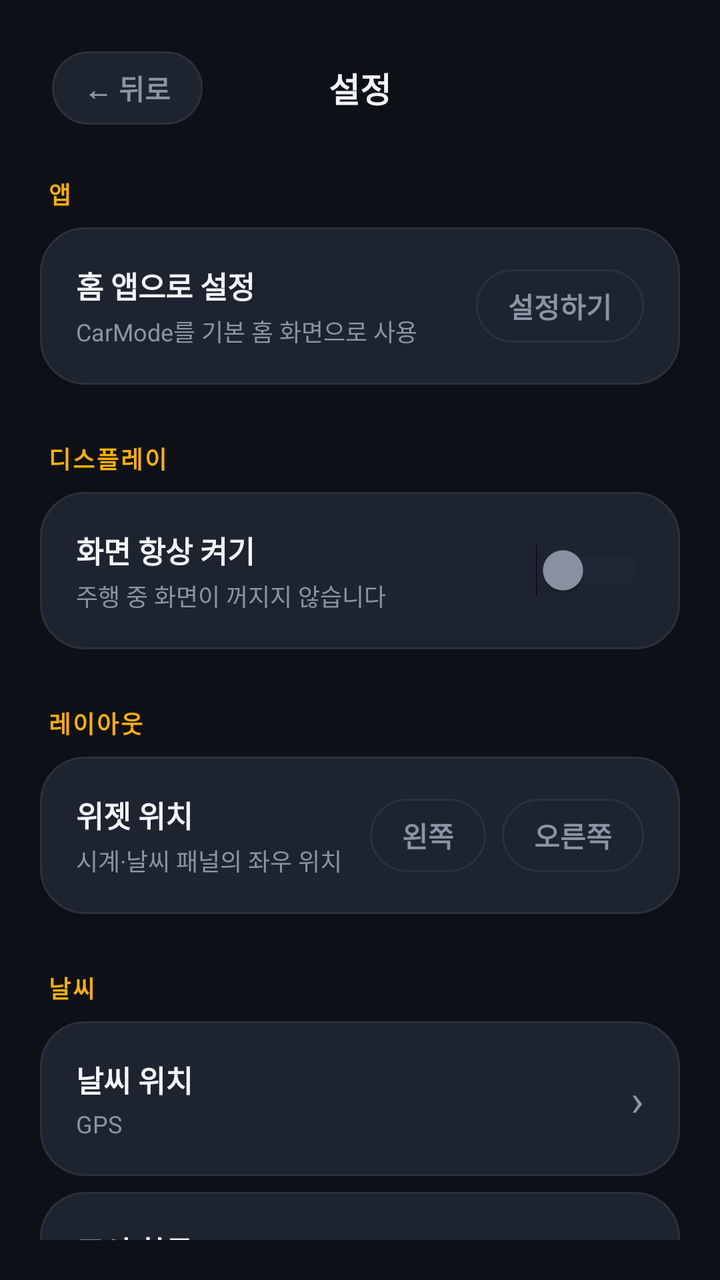
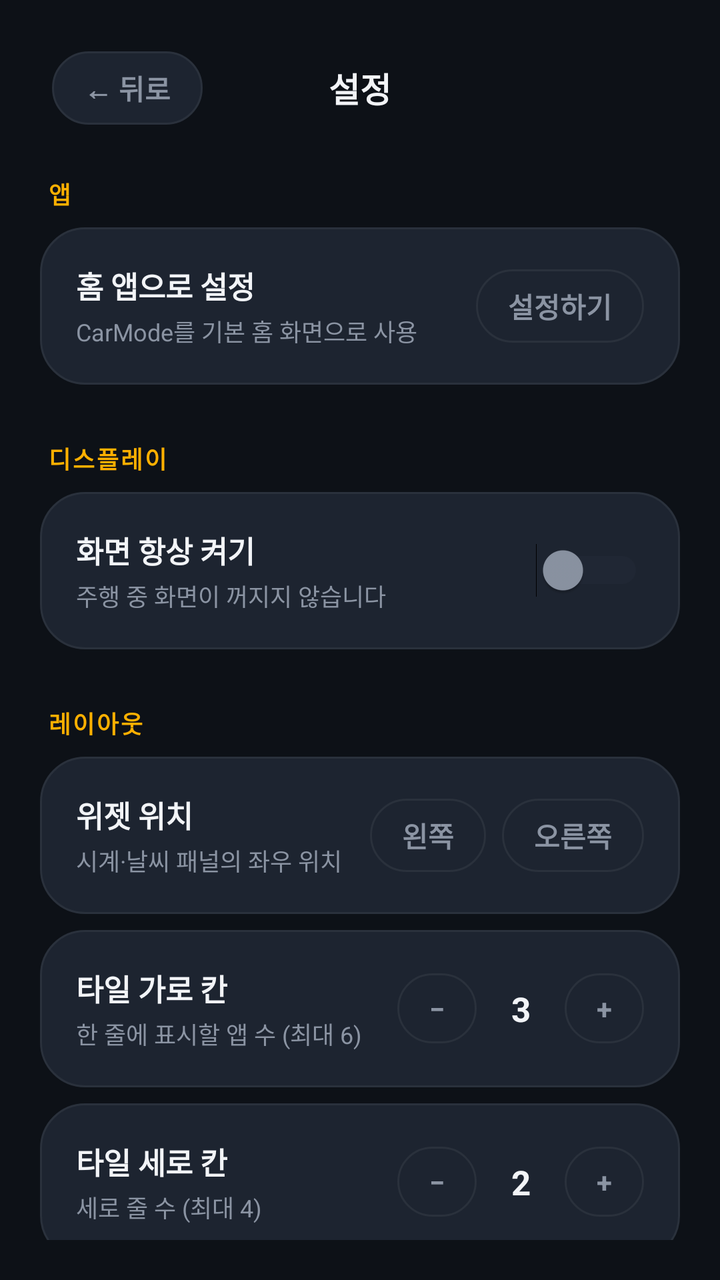

Two renders of the same Android screen: before a commit and after it. Below are the layout's source before the change and the commit's diff.
<!-- AndroidManifest.xml: activity theme Theme.CarMode -->
<!-- res/layout/activity_settings.xml -->
<?xml version="1.0" encoding="utf-8"?>
<LinearLayout xmlns:android="http://schemas.android.com/apk/res/android"
    android:layout_width="match_parent"
    android:layout_height="match_parent"
    android:background="@color/bg"
    android:orientation="vertical"
    android:padding="20dp">

    
    <RelativeLayout
        android:layout_width="match_parent"
        android:layout_height="48dp"
        android:paddingHorizontal="6dp">

        <TextView
            android:id="@+id/btnBack"
            style="@style/TopButton"
            android:layout_alignParentStart="true"
            android:layout_centerVertical="true"
            android:text="← 뒤로" />

        <TextView
            android:layout_width="wrap_content"
            android:layout_height="wrap_content"
            android:layout_centerInParent="true"
            android:text="설정"
            android:textColor="@color/text"
            android:textSize="17sp"
            android:textStyle="bold" />
    </RelativeLayout>

    <ScrollView
        android:layout_width="match_parent"
        android:layout_height="0dp"
        android:layout_weight="1"
        android:layout_marginTop="20dp"
        android:scrollbars="none">

        <LinearLayout
            android:layout_width="match_parent"
            android:layout_height="wrap_content"
            android:orientation="vertical">

            
            <TextView
                style="@style/SectionLabel"
                android:text="앱" />

            <LinearLayout
                android:id="@+id/rowSetHome"
                android:layout_width="match_parent"
                android:layout_height="wrap_content"
                android:background="@drawable/panel_bg"
                android:clickable="true"
                android:focusable="true"
                android:gravity="center_vertical"
                android:orientation="horizontal"
                android:padding="18dp">

                <LinearLayout
                    android:layout_width="0dp"
                    android:layout_height="wrap_content"
                    android:layout_weight="1"
                    android:orientation="vertical">

                    <TextView
                        android:layout_width="wrap_content"
                        android:layout_height="wrap_content"
                        android:text="홈 앱으로 설정"
                        android:textColor="@color/text"
                        android:textSize="15sp"
                        android:textStyle="bold" />

                    <TextView
                        android:layout_width="wrap_content"
                        android:layout_height="wrap_content"
                        android:layout_marginTop="3dp"
                        android:text="CarMode를 기본 홈 화면으로 사용"
                        android:textColor="@color/text_dim"
                        android:textSize="12sp" />
                </LinearLayout>

                <TextView
                    android:id="@+id/btnSetHome"
                    style="@style/TopButton"
                    android:text="설정하기" />
            </LinearLayout>

            
            <TextView
                style="@style/SectionLabel"
                android:layout_marginTop="28dp"
                android:text="디스플레이" />

            <LinearLayout
                android:layout_width="match_parent"
                android:layout_height="wrap_content"
                android:background="@drawable/panel_bg"
                android:gravity="center_vertical"
                android:orientation="horizontal"
                android:padding="18dp">

                <LinearLayout
                    android:layout_width="0dp"
                    android:layout_height="wrap_content"
                    android:layout_weight="1"
                    android:orientation="vertical">

                    <TextView
                        android:layout_width="wrap_content"
                        android:layout_height="wrap_content"
                        android:text="화면 항상 켜기"
                        android:textColor="@color/text"
                        android:textSize="15sp"
                        android:textStyle="bold" />

                    <TextView
                        android:layout_width="wrap_content"
                        android:layout_height="wrap_content"
                        android:layout_marginTop="3dp"
                        android:text="주행 중 화면이 꺼지지 않습니다"
                        android:textColor="@color/text_dim"
                        android:textSize="12sp" />
                </LinearLayout>

                <Switch
                    android:id="@+id/switchKeepOn"
                    android:layout_width="wrap_content"
                    android:layout_height="wrap_content"
                    android:thumbTint="@color/switch_thumb_tint"
                    android:trackTint="@color/switch_track_tint" />
            </LinearLayout>

            
            <TextView
                style="@style/SectionLabel"
                android:layout_marginTop="28dp"
                android:text="레이아웃" />

            <LinearLayout
                android:layout_width="match_parent"
                android:layout_height="wrap_content"
                android:background="@drawable/panel_bg"
                android:gravity="center_vertical"
                android:orientation="horizontal"
                android:padding="18dp">

                <LinearLayout
                    android:layout_width="0dp"
                    android:layout_height="wrap_content"
                    android:layout_weight="1"
                    android:orientation="vertical">

                    <TextView
                        android:layout_width="wrap_content"
                        android:layout_height="wrap_content"
                        android:text="위젯 위치"
                        android:textColor="@color/text"
                        android:textSize="15sp"
                        android:textStyle="bold" />

                    <TextView
                        android:layout_width="wrap_content"
                        android:layout_height="wrap_content"
                        android:layout_marginTop="3dp"
                        android:text="시계·날씨 패널의 좌우 위치"
                        android:textColor="@color/text_dim"
                        android:textSize="12sp" />
                </LinearLayout>

                <LinearLayout
                    android:layout_width="wrap_content"
                    android:layout_height="wrap_content"
                    android:orientation="horizontal">

                    <TextView
                        android:id="@+id/btnWidgetLeft"
                        style="@style/TopButton"
                        android:text="왼쪽" />

                    <TextView
                        android:id="@+id/btnWidgetRight"
                        style="@style/TopButton"
                        android:layout_marginStart="8dp"
                        android:text="오른쪽" />
                </LinearLayout>
            </LinearLayout>

            
            <TextView
                style="@style/SectionLabel"
                android:layout_marginTop="28dp"
                android:text="날씨" />

            <LinearLayout
                android:id="@+id/rowWeatherLoc"
                android:layout_width="match_parent"
                android:layout_height="wrap_content"
                android:background="@drawable/panel_bg"
                android:clickable="true"
                android:focusable="true"
                android:gravity="center_vertical"
                android:orientation="horizontal"
                android:padding="18dp">

                <LinearLayout
                    android:layout_width="0dp"
                    android:layout_height="wrap_content"
                    android:layout_weight="1"
                    android:orientation="vertical">

                    <TextView
                        android:layout_width="wrap_content"
                        android:layout_height="wrap_content"
                        android:text="날씨 위치"
                        android:textColor="@color/text"
                        android:textSize="15sp"
                        android:textStyle="bold" />

                    <TextView
                        android:id="@+id/tvWeatherLocSub"
                        android:layout_width="wrap_content"
                        android:layout_height="wrap_content"
                        android:layout_marginTop="3dp"
                        android:text="GPS"
                        android:textColor="@color/text_dim"
                        android:textSize="12sp" />
                </LinearLayout>

                <TextView
                    android:layout_width="wrap_content"
                    android:layout_height="wrap_content"
                    android:text="›"
                    android:textColor="@color/text_dim"
                    android:textSize="22sp" />
            </LinearLayout>

            <LinearLayout
                android:id="@+id/rowWxItems"
                android:layout_width="match_parent"
                android:layout_height="wrap_content"
                android:background="@drawable/panel_bg"
                android:clickable="true"
                android:focusable="true"
                android:gravity="center_vertical"
                android:orientation="horizontal"
                android:padding="18dp"
                android:layout_marginTop="8dp">

                <LinearLayout
                    android:layout_width="0dp"
                    android:layout_height="wrap_content"
                    android:layout_weight="1"
                    android:orientation="vertical">

                    <TextView
                        android:layout_width="wrap_content"
                        android:layout_height="wrap_content"
                        android:text="표시 항목"
                        android:textColor="@color/text"
                        android:textSize="15sp"
                        android:textStyle="bold" />

                    <TextView
                        android:id="@+id/tvWxItemsSub"
                        android:layout_width="wrap_content"
                        android:layout_height="wrap_content"
                        android:layout_marginTop="3dp"
                        android:text="8개 항목 표시 중"
                        android:textColor="@color/text_dim"
                        android:textSize="12sp" />
                </LinearLayout>

                <TextView
                    android:layout_width="wrap_content"
                    android:layout_height="wrap_content"
                    android:text="›"
                    android:textColor="@color/text_dim"
                    android:textSize="22sp" />
            </LinearLayout>

            
            <TextView
                style="@style/SectionLabel"
                android:layout_marginTop="28dp"
                android:text="음악" />

            <LinearLayout
                android:id="@+id/rowNlsPerm"
                android:layout_width="match_parent"
                android:layout_height="wrap_content"
                android:background="@drawable/panel_bg"
                android:clickable="true"
                android:focusable="true"
                android:gravity="center_vertical"
                android:orientation="horizontal"
                android:padding="18dp"
                android:layout_marginBottom="8dp">

                <LinearLayout
                    android:layout_width="0dp"
                    android:layout_height="wrap_content"
                    android:layout_weight="1"
                    android:orientation="vertical">

                    <TextView
                        android:layout_width="wrap_content"
                        android:layout_height="wrap_content"
                        android:text="알림 접근 권한"
                        android:textColor="@color/text"
                        android:textSize="15sp"
                        android:textStyle="bold" />

                    <TextView
                        android:id="@+id/tvNlsStatus"
                        android:layout_width="wrap_content"
                        android:layout_height="wrap_content"
                        android:layout_marginTop="3dp"
                        android:text="확인 중…"
                        android:textColor="@color/text_dim"
                        android:textSize="12sp" />
                </LinearLayout>

                <TextView
                    android:id="@+id/btnNlsPerm"
                    style="@style/TopButton"
                    android:text="허용하기" />
            </LinearLayout>

            <LinearLayout
                android:id="@+id/rowMusicApp"
                android:layout_width="match_parent"
                android:layout_height="wrap_content"
                android:background="@drawable/panel_bg"
                android:clickable="true"
                android:focusable="true"
                android:gravity="center_vertical"
                android:orientation="horizontal"
                android:padding="18dp">

                <LinearLayout
                    android:layout_width="0dp"
                    android:layout_height="wrap_content"
                    android:layout_weight="1"
                    android:orientation="vertical">

                    <TextView
                        android:layout_width="wrap_content"
                        android:layout_height="wrap_content"
                        android:text="기본 음악 앱"
                        android:textColor="@color/text"
                        android:textSize="15sp"
                        android:textStyle="bold" />

                    <TextView
                        android:id="@+id/tvMusicAppSub"
                        android:layout_width="wrap_content"
                        android:layout_height="wrap_content"
                        android:layout_marginTop="3dp"
                        android:text="미지정"
                        android:textColor="@color/text_dim"
                        android:textSize="12sp" />
                </LinearLayout>

                <TextView
                    android:layout_width="wrap_content"
                    android:layout_height="wrap_content"
                    android:text="›"
                    android:textColor="@color/text_dim"
                    android:textSize="22sp" />
            </LinearLayout>

            
            <TextView
                style="@style/SectionLabel"
                android:layout_marginTop="28dp"
                android:text="정보" />

            <LinearLayout
                android:id="@+id/rowUpdate"
                android:layout_width="match_parent"
                android:layout_height="wrap_content"
                android:background="@drawable/panel_bg"
                android:clickable="true"
                android:focusable="true"
                android:gravity="center_vertical"
                android:orientation="horizontal"
                android:padding="18dp">

                <LinearLayout
                    android:layout_width="0dp"
                    android:layout_height="wrap_content"
                    android:layout_weight="1"
                    android:orientation="vertical">

                    <TextView
                        android:layout_width="wrap_content"
                        android:layout_height="wrap_content"
                        android:text="업데이트 확인"
                        android:textColor="@color/text"
                        android:textSize="15sp"
                        android:textStyle="bold" />

                    <TextView
                        android:id="@+id/tvUpdateSub"
                        android:layout_width="wrap_content"
                        android:layout_height="wrap_content"
                        android:layout_marginTop="3dp"
                        android:text="현재 버전 확인 중…"
                        android:textColor="@color/text_dim"
                        android:textSize="12sp" />
                </LinearLayout>

                <TextView
                    android:id="@+id/btnUpdate"
                    style="@style/TopButton"
                    android:text="확인" />
            </LinearLayout>

        </LinearLayout>
    </ScrollView>
</LinearLayout>
<!-- resources referenced by this layout -->
<resources>
  <color name="bg">#0D1117</color>
  <color name="text">#F2F4F7</color>
  <color name="text_dim">#8B94A3</color>
  <!-- drawable panel_bg (drawable) -->
  <?xml version="1.0" encoding="utf-8"?>
  <shape xmlns:android="http://schemas.android.com/apk/res/android" android:shape="rectangle">
      <solid android:color="@color/panel_hi" />
      <corners android:radius="22dp" />
      <stroke android:width="1dp" android:color="@color/line" />
  </shape>
  <style name="SectionLabel">
          <item name="android:layout_width">match_parent</item>
          <item name="android:layout_height">wrap_content</item>
          <item name="android:paddingStart">4dp</item>
          <item name="android:paddingBottom">8dp</item>
          <item name="android:textColor">@color/amber</item>
          <item name="android:textSize">12sp</item>
          <item name="android:textStyle">bold</item>
          <item name="android:letterSpacing">0.08</item>
      </style>
  <style name="TopButton">
          <item name="android:layout_width">wrap_content</item>
          <item name="android:layout_height">wrap_content</item>
          <item name="android:background">@drawable/topbtn_bg</item>
          <item name="android:paddingHorizontal">16dp</item>
          <item name="android:paddingVertical">8dp</item>
          <item name="android:textColor">@color/text_dim</item>
          <item name="android:textSize">14sp</item>
          <item name="android:textStyle">bold</item>
          <item name="android:clickable">true</item>
          <item name="android:focusable">true</item>
      </style>
  <style name="Theme.CarMode" parent="Theme.Material3.Dark.NoActionBar">
          <item name="android:statusBarColor">@color/bg</item>
          <item name="android:navigationBarColor">@color/bg</item>
          <item name="android:windowLightStatusBar">false</item>
      </style>
  <color name="panel_hi">#1D2430</color>
  <color name="line">#2A313C</color>
  <color name="amber">#FFB000</color>
  <!-- drawable topbtn_bg (drawable) -->
  <?xml version="1.0" encoding="utf-8"?>
  <shape xmlns:android="http://schemas.android.com/apk/res/android" android:shape="rectangle">
      <solid android:color="@color/panel_hi" />
      <corners android:radius="999dp" />
      <stroke android:width="1dp" android:color="@color/line" />
  </shape>
</resources>

<!-- the commit's change to res/layout/activity_settings.xml (unified diff, before → after) -->
@@ -187,6 +187,114 @@
             </LinearLayout>
 
             
+            <LinearLayout
+                android:layout_width="match_parent"
+                android:layout_height="wrap_content"
+                android:background="@drawable/panel_bg"
+                android:gravity="center_vertical"
+                android:orientation="horizontal"
+                android:padding="18dp"
+                android:layout_marginTop="8dp">
+
+                <LinearLayout
+                    android:layout_width="0dp"
+                    android:layout_height="wrap_content"
+                    android:layout_weight="1"
+                    android:orientation="vertical">
+
+                    <TextView
+                        android:layout_width="wrap_content"
+                        android:layout_height="wrap_content"
+                        android:text="타일 가로 칸"
+                        android:textColor="@color/text"
+                        android:textSize="15sp"
+                        android:textStyle="bold" />
+
+                    <TextView
+                        android:layout_width="wrap_content"
+                        android:layout_height="wrap_content"
+                        android:layout_marginTop="3dp"
+                        android:text="한 줄에 표시할 앱 수 (최대 6)"
+                        android:textColor="@color/text_dim"
+                        android:textSize="12sp" />
+                </LinearLayout>
+
+                <TextView
+                    android:id="@+id/btnColsMinus"
+                    style="@style/TopButton"
+                    android:text="−" />
+
+                <TextView
+                    android:id="@+id/tvCols"
+                    android:layout_width="44dp"
+                    android:layout_height="wrap_content"
+                    android:gravity="center"
+                    android:text="3"
+                    android:textColor="@color/text"
+                    android:textSize="17sp"
+                    android:textStyle="bold" />
+
+                <TextView
+                    android:id="@+id/btnColsPlus"
+                    style="@style/TopButton"
+                    android:text="+" />
+            </LinearLayout>
+
+            
+            <LinearLayout
+                android:layout_width="match_parent"
+                android:layout_height="wrap_content"
+                android:background="@drawable/panel_bg"
+                android:gravity="center_vertical"
+                android:orientation="horizontal"
+                android:padding="18dp"
+                android:layout_marginTop="8dp">
+
+                <LinearLayout
+                    android:layout_width="0dp"
+                    android:layout_height="wrap_content"
+                    android:layout_weight="1"
+                    android:orientation="vertical">
+
+                    <TextView
+                        android:layout_width="wrap_content"
+                        android:layout_height="wrap_content"
+                        android:text="타일 세로 칸"
+                        android:textColor="@color/text"
+                        android:textSize="15sp"
+                        android:textStyle="bold" />
+
+                    <TextView
+                        android:layout_width="wrap_content"
+                        android:layout_height="wrap_content"
+                        android:layout_marginTop="3dp"
+                        android:text="세로 줄 수 (최대 4)"
+                        android:textColor="@color/text_dim"
+                        android:textSize="12sp" />
+                </LinearLayout>
+
+                <TextView
+                    android:id="@+id/btnRowsMinus"
+                    style="@style/TopButton"
+                    android:text="−" />
+
+                <TextView
+                    android:id="@+id/tvRows"
+                    android:layout_width="44dp"
+                    android:layout_height="wrap_content"
+                    android:gravity="center"
+                    android:text="2"
+                    android:textColor="@color/text"
+                    android:textSize="17sp"
+                    android:textStyle="bold" />
+
+                <TextView
+                    android:id="@+id/btnRowsPlus"
+                    style="@style/TopButton"
+                    android:text="+" />
+            </LinearLayout>
+
+            
             <TextView
                 style="@style/SectionLabel"
                 android:layout_marginTop="28dp"
